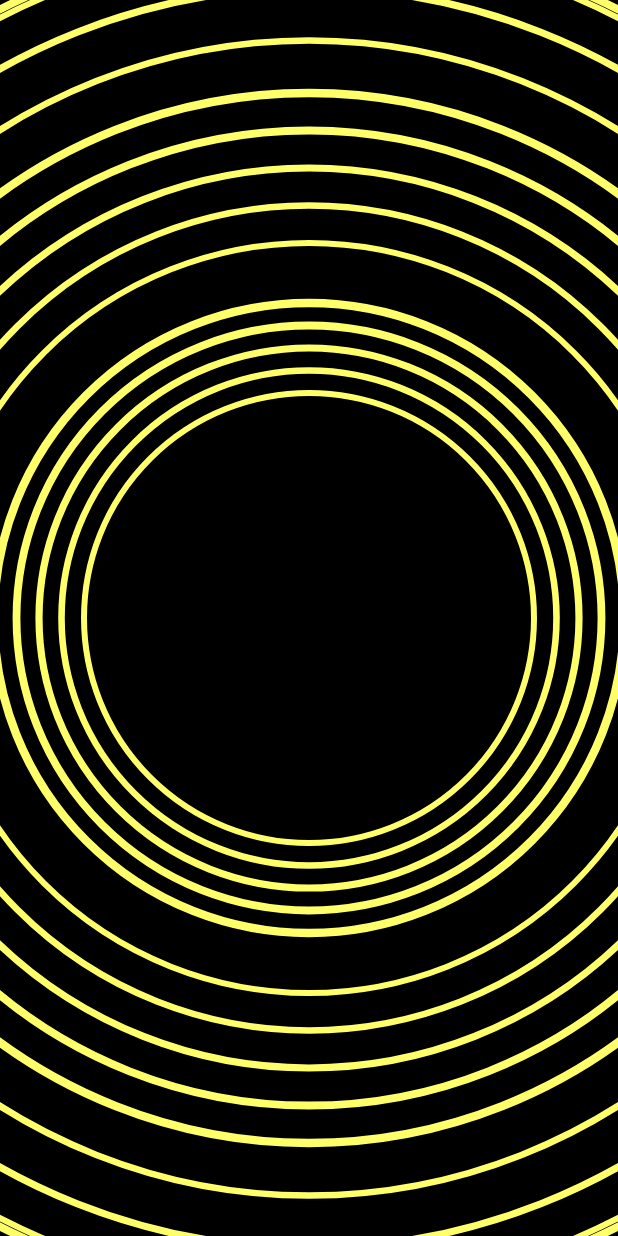
After one commit to knissophiliac/flutter_animation_trials, a Flutter app: the screen it shows after launch, after a tap on "Circles Fullscreen", on a phone screen of 412 x 824 dp. The commit adds this screen. Run offline on Flutter 3.47's test engine with Material 2 defaults, Android fonts, the phone set to English and light mode, and no system bars.

Commit message:
Add CirclesFullscreen

```diff
--- a/lib/main.dart
+++ b/lib/main.dart
@@ -1,3 +1,4 @@
+import 'package:animtrials/ui/pages/circles_fullscreen.dart';
 import 'package:animtrials/ui/pages/circles_pageview.dart';
 import 'package:flutter/material.dart';
 
@@ -9,9 +10,10 @@ class MyApp extends StatelessWidget {
   @override
   Widget build(BuildContext context) {
     return MaterialApp(
+      showPerformanceOverlay: false,
       debugShowCheckedModeBanner: false,
       title: "Anim Trials",
-      home: CirclesPageView(),
+      home: MainPage(),
     );
   }
 }
@@ -33,6 +35,16 @@ class MainPage extends StatelessWidget {
                 MaterialPageRoute(builder: (context) => CirclesPageView()),
               );
             },
+          ),
+          ListTile(
+            title: Text("Circles Fullscreen"),
+            onTap: () {
+              Navigator.push(
+                context,
+                MaterialPageRoute(
+                    builder: (context) => CirclesFullscreenPage()),
+              );
+            },
           )
         ],
       ),
--- /dev/null
+++ b/lib/ui/pages/circles_fullscreen.dart
@@ -0,0 +1,153 @@
+import 'package:flutter/material.dart';
+import 'dart:math' as math;
+
+class CirclesFullscreenPage extends StatefulWidget {
+  @override
+  _CirclesFullscreenPageState createState() => _CirclesFullscreenPageState();
+}
+
+class _CirclesFullscreenPageState extends State<CirclesFullscreenPage>
+    with SingleTickerProviderStateMixin {
+  AnimationController _controller;
+  double value = 0.0;
+  Animation<double> animation;
+  Tween<double> tween;
+
+  @override
+  void initState() {
+    super.initState();
+    math.Random random = math.Random();
+    _controller = AnimationController(
+        vsync: this, duration: const Duration(milliseconds: 1000));
+    animation =
+        CurvedAnimation(parent: _controller, curve: Curves.easeInOutCirc);
+    tween = Tween(begin: 0, end: 80 + random.nextInt(150).toDouble());
+
+    _controller
+      ..addStatusListener((status) {
+        if (status == AnimationStatus.completed) {
+          _controller.reverse();
+        } else if (status == AnimationStatus.dismissed) {
+          math.Random random = math.Random();
+          tween = Tween(begin: 0, end: 80 + random.nextInt(150).toDouble());
+          _controller.forward();
+        }
+      })
+      ..addListener(() {
+        setState(() {
+          value = tween.evaluate(animation);
+        });
+      });
+    _controller.forward();
+  }
+
+  @override
+  void dispose() {
+    super.dispose();
+    _controller.dispose();
+  }
+
+  double x;
+  double y;
+
+  @override
+  Widget build(BuildContext context) {
+    double height = MediaQuery.of(context).size.height;
+    double width = MediaQuery.of(context).size.width;
+
+    return Scaffold(
+      backgroundColor: Colors.black,
+      body: GestureDetector(
+        /* onTap: () {
+          math.Random random = math.Random();
+          tween = Tween(begin: 0, end: 80 + random.nextInt(150).toDouble());
+          _controller.forward();
+        }, */
+        onPanUpdate: (dud) {
+          setState(() {
+            x = dud.globalPosition.dx;
+            y = dud.globalPosition.dy;
+          });
+        },
+        onPanStart: (dud) {
+          setState(() {
+            x = dud.globalPosition.dx;
+            y = dud.globalPosition.dy;
+          });
+        },
+        child: Stack(
+          fit: StackFit.expand,
+          children: [
+            CustomPaint(
+              size: Size(double.infinity, double.infinity),
+              painter: CircleWavePainter(value, x, y),
+            ),
+            Transform.scale(
+              scale: 1.1,
+              child: CustomPaint(
+                size: Size(double.infinity, double.infinity),
+                painter: CircleWavePainter(value, x, y),
+              ),
+            ),
+            Transform.scale(
+              scale: 1.2,
+              child: CustomPaint(
+                size: Size(double.infinity, double.infinity),
+                painter: CircleWavePainter(value, x, y),
+              ),
+            ),
+            Transform.scale(
+              scale: 1.3,
+              child: CustomPaint(
+                size: Size(double.infinity, double.infinity),
+                painter: CircleWavePainter(value, x, y),
+              ),
+            ),
+            Transform.scale(
+              scale: 1.4,
+              child: CustomPaint(
+                size: Size(double.infinity, double.infinity),
+                painter: CircleWavePainter(value, x, y),
+              ),
+            ),
+          ],
+        ),
+      ),
+    );
+  }
+}
+
+class CircleWavePainter extends CustomPainter {
+  final double x;
+  final double y;
+  final double waveRadius;
+  Paint wavePaint;
+  CircleWavePainter(this.waveRadius, this.x, this.y) {
+    wavePaint = Paint()
+      ..color = Color((waveRadius * 0xFFFFFF).toInt()).withOpacity(1.0)
+      ..style = PaintingStyle.stroke
+      ..strokeWidth = 4
+      ..isAntiAlias = true;
+  }
+  @override
+  void paint(Canvas canvas, Size size) {
+    double centerX = x != null ? x : size.width / 2.0;
+    double centerY = y != null ? y : size.height / 2.0;
+    double maxRadius = hypot(centerX, centerY);
+
+    var currentRadius = waveRadius;
+    while (currentRadius < maxRadius) {
+      canvas.drawCircle(Offset(centerX, centerY), currentRadius, wavePaint);
+      currentRadius += 100.0;
+    }
+  }
+
+  @override
+  bool shouldRepaint(CircleWavePainter oldDelegate) {
+    return oldDelegate.waveRadius != waveRadius;
+  }
+
+  double hypot(double x, double y) {
+    return math.sqrt(x * x + y * y);
+  }
+}
```
